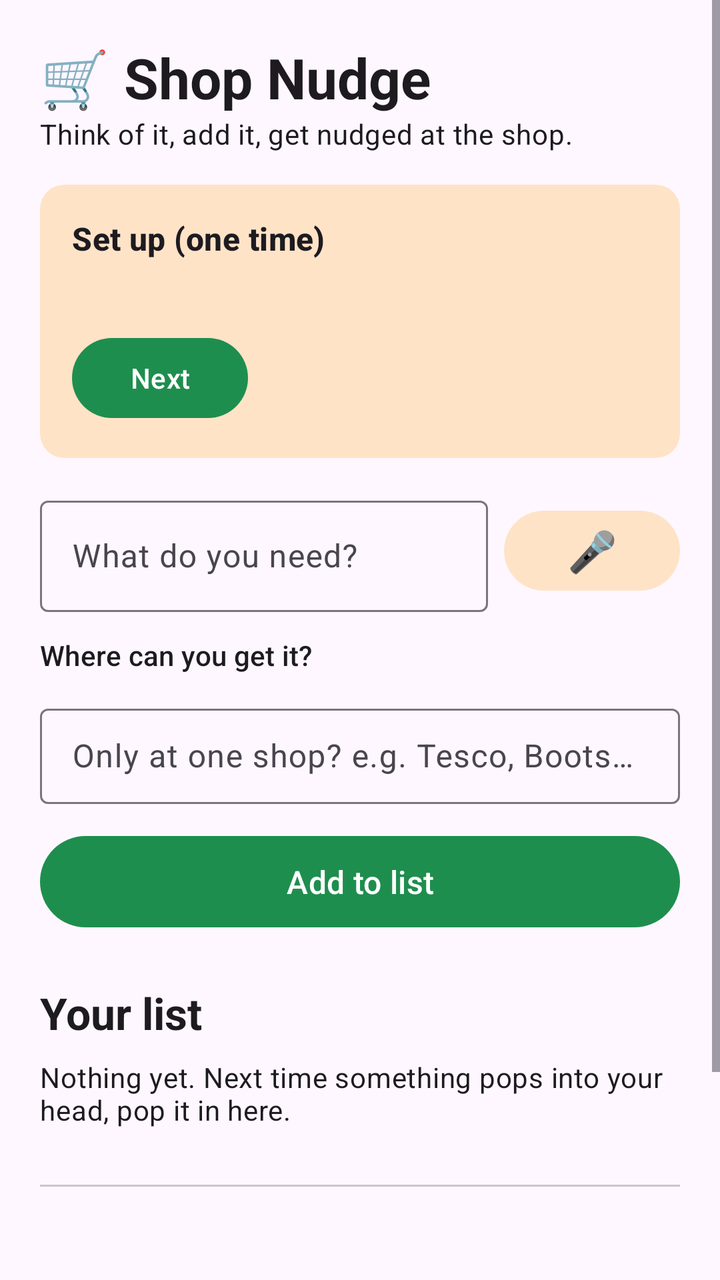
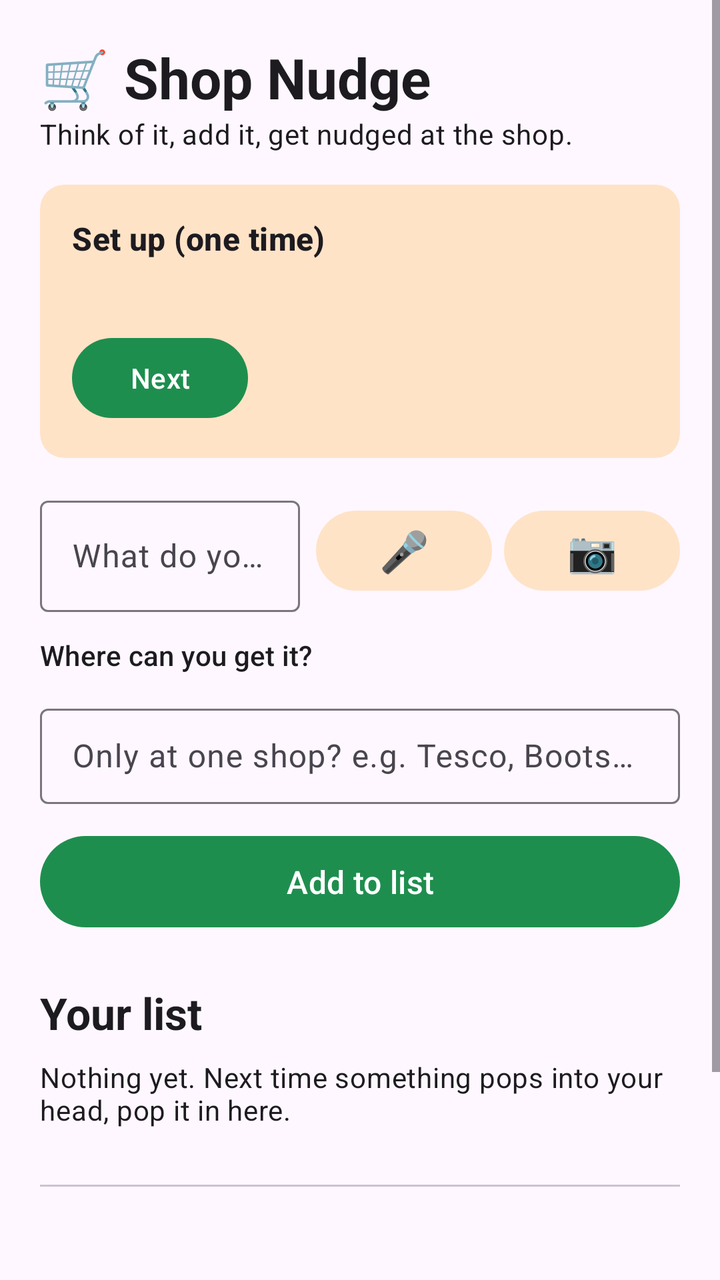

The first picture is an Android layout as it rendered before a commit; the second is the same layout after the commit. The layout source and the unified diff follow.
<!-- AndroidManifest.xml: application theme Theme.ShopNudge -->
<!-- res/layout/activity_main.xml -->
<?xml version="1.0" encoding="utf-8"?>
<ScrollView xmlns:android="http://schemas.android.com/apk/res/android"
    xmlns:app="http://schemas.android.com/apk/res-auto"
    android:id="@+id/root"
    android:layout_width="match_parent"
    android:layout_height="match_parent"
    android:fillViewport="true">

    <LinearLayout
        android:layout_width="match_parent"
        android:layout_height="wrap_content"
        android:orientation="vertical"
        android:padding="20dp">

        <TextView
            android:layout_width="wrap_content"
            android:layout_height="wrap_content"
            android:text="🛒 Shop Nudge"
            android:textAppearance="?attr/textAppearanceHeadlineMedium"
            android:textStyle="bold" />

        <TextView
            android:layout_width="wrap_content"
            android:layout_height="wrap_content"
            android:layout_marginBottom="16dp"
            android:text="Think of it, add it, get nudged at the shop."
            android:textAppearance="?attr/textAppearanceBodyMedium" />

        
        <com.google.android.material.card.MaterialCardView
            android:id="@+id/setupCard"
            style="@style/Widget.Material3.CardView.Filled"
            android:layout_width="match_parent"
            android:layout_height="wrap_content"
            android:layout_marginBottom="16dp"
            app:cardBackgroundColor="?attr/colorSecondaryContainer">

            <LinearLayout
                android:layout_width="match_parent"
                android:layout_height="wrap_content"
                android:orientation="vertical"
                android:padding="16dp">

                <TextView
                    android:layout_width="wrap_content"
                    android:layout_height="wrap_content"
                    android:text="Set up (one time)"
                    android:textAppearance="?attr/textAppearanceTitleMedium"
                    android:textStyle="bold" />

                <TextView
                    android:id="@+id/setupText"
                    android:layout_width="wrap_content"
                    android:layout_height="wrap_content"
                    android:layout_marginTop="8dp"
                    android:lineSpacingExtra="4dp"
                    android:textAppearance="?attr/textAppearanceBodyMedium" />

                <com.google.android.material.button.MaterialButton
                    android:id="@+id/setupBtn"
                    android:layout_width="wrap_content"
                    android:layout_height="wrap_content"
                    android:layout_marginTop="8dp"
                    android:text="Next" />
            </LinearLayout>
        </com.google.android.material.card.MaterialCardView>

        
        <LinearLayout
            android:layout_width="match_parent"
            android:layout_height="wrap_content"
            android:gravity="center_vertical"
            android:orientation="horizontal">

            <com.google.android.material.textfield.TextInputLayout
                style="@style/Widget.Material3.TextInputLayout.OutlinedBox"
                android:layout_width="0dp"
                android:layout_height="wrap_content"
                android:layout_weight="1"
                android:hint="What do you need?">

                <com.google.android.material.textfield.TextInputEditText
                    android:id="@+id/itemInput"
                    android:layout_width="match_parent"
                    android:layout_height="wrap_content"
                    android:imeOptions="actionDone"
                    android:inputType="textCapSentences"
                    android:maxLines="1" />
            </com.google.android.material.textfield.TextInputLayout>

            <com.google.android.material.button.MaterialButton
                android:id="@+id/micBtn"
                style="@style/Widget.Material3.Button.TonalButton"
                android:layout_width="wrap_content"
                android:layout_height="wrap_content"
                android:layout_marginStart="8dp"
                android:contentDescription="Say it"
                android:text="🎤"
                android:textSize="20sp" />
        </LinearLayout>

        <TextView
            android:layout_width="wrap_content"
            android:layout_height="wrap_content"
            android:layout_marginTop="12dp"
            android:text="Where can you get it?"
            android:textAppearance="?attr/textAppearanceLabelLarge" />

        <com.google.android.material.chip.ChipGroup
            android:id="@+id/catGroup"
            android:layout_width="match_parent"
            android:layout_height="wrap_content"
            android:layout_marginTop="4dp" />

        <com.google.android.material.textfield.TextInputLayout
            style="@style/Widget.Material3.TextInputLayout.OutlinedBox.Dense"
            android:layout_width="match_parent"
            android:layout_height="wrap_content"
            android:layout_marginTop="8dp"
            android:hint="Only at one shop? e.g. Tesco, Boots (optional)">

            <com.google.android.material.textfield.TextInputEditText
                android:id="@+id/brandInput"
                android:layout_width="match_parent"
                android:layout_height="wrap_content"
                android:inputType="textCapWords"
                android:maxLines="1" />
        </com.google.android.material.textfield.TextInputLayout>

        <com.google.android.material.button.MaterialButton
            android:id="@+id/addBtn"
            android:layout_width="match_parent"
            android:layout_height="wrap_content"
            android:layout_marginTop="12dp"
            android:paddingVertical="12dp"
            android:text="Add to list"
            android:textSize="16sp" />

        
        <TextView
            android:id="@+id/listHeader"
            android:layout_width="wrap_content"
            android:layout_height="wrap_content"
            android:layout_marginTop="24dp"
            android:text="Your list"
            android:textAppearance="?attr/textAppearanceTitleLarge"
            android:textStyle="bold" />

        <TextView
            android:id="@+id/emptyText"
            android:layout_width="wrap_content"
            android:layout_height="wrap_content"
            android:layout_marginTop="8dp"
            android:text="Nothing yet. Next time something pops into your head, pop it in here."
            android:textAppearance="?attr/textAppearanceBodyMedium" />

        <LinearLayout
            android:id="@+id/itemsBox"
            android:layout_width="match_parent"
            android:layout_height="wrap_content"
            android:layout_marginTop="8dp"
            android:orientation="vertical" />

        
        <com.google.android.material.divider.MaterialDivider
            android:layout_width="match_parent"
            android:layout_height="wrap_content"
            android:layout_marginVertical="20dp" />

        <TextView
            android:id="@+id/statusText"
            android:layout_width="match_parent"
            android:layout_height="wrap_content"
            android:lineSpacingExtra="2dp"
            android:textAppearance="?attr/textAppearanceBodyMedium" />

        <LinearLayout
            android:layout_width="match_parent"
            android:layout_height="wrap_content"
            android:layout_marginTop="12dp"
            android:orientation="horizontal">

            <com.google.android.material.button.MaterialButton
                android:id="@+id/refreshBtn"
                style="@style/Widget.Material3.Button.OutlinedButton"
                android:layout_width="0dp"
                android:layout_height="wrap_content"
                android:layout_marginEnd="6dp"
                android:layout_weight="1"
                android:text="Refresh shops" />

            <com.google.android.material.button.MaterialButton
                android:id="@+id/shopsBtn"
                style="@style/Widget.Material3.Button.OutlinedButton"
                android:layout_width="0dp"
                android:layout_height="wrap_content"
                android:layout_marginStart="6dp"
                android:layout_weight="1"
                android:text="Shops near me" />
        </LinearLayout>

        <com.google.android.material.button.MaterialButton
            android:id="@+id/testBtn"
            style="@style/Widget.Material3.Button.TextButton"
            android:layout_width="match_parent"
            android:layout_height="wrap_content"
            android:layout_marginTop="4dp"
            android:text="🔔 Test an alert" />
    </LinearLayout>
</ScrollView>
<!-- resources referenced by this layout -->
<resources>
  <style name="Theme.ShopNudge" parent="Theme.Material3.DayNight.NoActionBar">
          <item name="colorPrimary">@color/green</item>
          <item name="colorOnPrimary">#FFFFFF</item>
          <item name="colorPrimaryContainer">#C8EBD2</item>
          <item name="colorOnPrimaryContainer">#00210E</item>
          <item name="colorSecondary">@color/orange</item>
          <item name="colorSecondaryContainer">#FFE3C7</item>
          <item name="colorOnSecondaryContainer">#2E1500</item>
      </style>
  <color name="green">#1E8E4E</color>
  <color name="orange">#F28C28</color>
</resources>

<!-- the commit's change to res/layout/activity_main.xml (unified diff, before → after) -->
@@ -97,6 +97,16 @@
                 android:contentDescription="Say it"
                 android:text="🎤"
                 android:textSize="20sp" />
+
+            <com.google.android.material.button.MaterialButton
+                android:id="@+id/photoBtn"
+                style="@style/Widget.Material3.Button.TonalButton"
+                android:layout_width="wrap_content"
+                android:layout_height="wrap_content"
+                android:layout_marginStart="6dp"
+                android:contentDescription="Read a screenshot"
+                android:text="📷"
+                android:textSize="20sp" />
         </LinearLayout>
 
         <TextView
